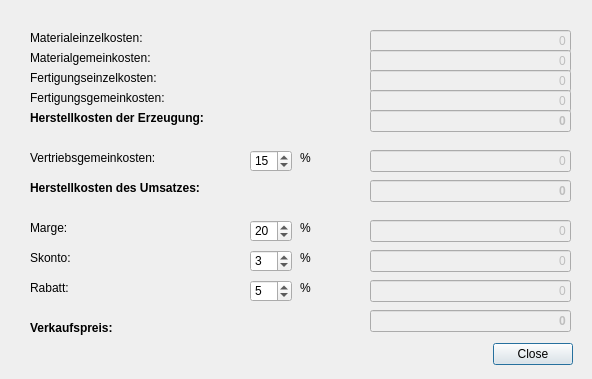
Qt form popups/calculation.ui (TranRed/SK_Koelsch) before a commit.
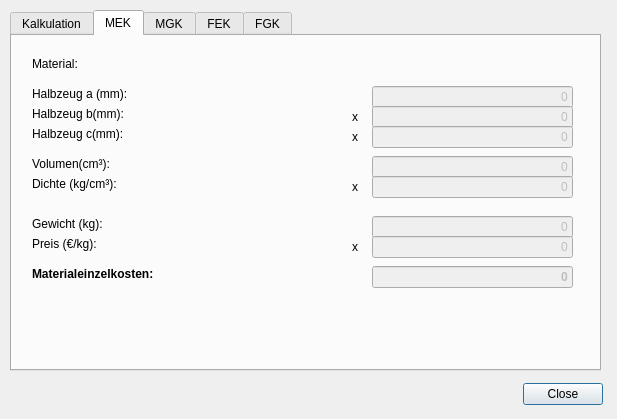
The same form after that commit. The open tabs and pages were chosen to show the change.

Commit message:
Added detailed calculation for material costs and manufacturing overheads
- added detailed tabs to calculation screen
- added calculation for material costs
- added calculation for manufacturing overheads

Diff of the .ui file:
```diff
--- a/popups/calculation.ui
+++ b/popups/calculation.ui
@@ -6,200 +6,66 @@
    <rect>
     <x>0</x>
     <y>0</y>
-    <width>592</width>
-    <height>379</height>
+    <width>617</width>
+    <height>419</height>
    </rect>
   </property>
   <property name="windowTitle">
    <string>Kalkulation</string>
   </property>
-  <widget class="QLabel" name="label_mek">
+  <widget class="QDialogButtonBox" name="buttonBox">
    <property name="geometry">
     <rect>
-     <x>30</x>
-     <y>30</y>
-     <width>211</width>
-     <height>16</height>
+     <x>410</x>
+     <y>380</y>
+     <width>193</width>
+     <height>28</height>
     </rect>
    </property>
-   <property name="text">
-    <string>Materialeinzelkosten:</string>
+   <property name="standardButtons">
+    <set>QDialogButtonBox::Close</set>
    </property>
   </widget>
-  <widget class="QLabel" name="label_mgk">
+  <widget class="QTabWidget" name="tabWidget">
    <property name="geometry">
     <rect>
-     <x>30</x>
+     <x>10</x>
+     <y>10</y>
+     <width>591</width>
+     <height>361</height>
+    </rect>
+   </property>
+   <property name="currentIndex">
+    <number>0</number>
+   </property>
+   <widget class="QWidget" name="tab_calc">
+    <attribute name="title">
+     <string>Kalkulation</string>
+    </attribute>
+    <widget class="QLineEdit" name="lineEdit_fek">
+     <property name="enabled">
+      <bool>false</bool>
+     </property>
+     <property name="geometry">
+      <rect>
+       <x>360</x>
      <y>50</y>
-     <width>211</width>
-     <height>16</height>
-    </rect>
-   </property>
-   <property name="text">
-    <string>Materialgemeinkosten:</string>
-   </property>
-  </widget>
-  <widget class="QLabel" name="label_fek">
-   <property name="geometry">
-    <rect>
-     <x>30</x>
-     <y>70</y>
-     <width>211</width>
-     <height>16</height>
-    </rect>
-   </property>
-   <property name="text">
-    <string>Fertigungseinzelkosten:</string>
-   </property>
-  </widget>
-  <widget class="QLabel" name="label_fgk">
-   <property name="geometry">
-    <rect>
-     <x>30</x>
-     <y>90</y>
-     <width>211</width>
-     <height>16</height>
-    </rect>
-   </property>
-   <property name="text">
-    <string>Fertigungsgemeinkosten:</string>
-   </property>
-  </widget>
-  <widget class="QLabel" name="label_cogm">
-   <property name="geometry">
-    <rect>
-     <x>30</x>
-     <y>110</y>
-     <width>211</width>
-     <height>16</height>
-    </rect>
-   </property>
-   <property name="font">
-    <font>
-     <weight>75</weight>
-     <bold>true</bold>
-     <underline>false</underline>
-    </font>
-   </property>
-   <property name="text">
-    <string>Herstellkosten der Erzeugung:</string>
-   </property>
-  </widget>
-  <widget class="QLabel" name="label_vgk">
-   <property name="geometry">
-    <rect>
-     <x>30</x>
-     <y>150</y>
-     <width>211</width>
-     <height>16</height>
-    </rect>
-   </property>
-   <property name="text">
-    <string>Vertriebsgemeinkosten:</string>
-   </property>
-  </widget>
-  <widget class="QSpinBox" name="spinBox_vgk">
-   <property name="enabled">
-    <bool>true</bool>
-   </property>
-   <property name="geometry">
-    <rect>
-     <x>250</x>
-     <y>150</y>
-     <width>42</width>
+       <width>201</width>
      <height>22</height>
     </rect>
    </property>
-   <property name="maximum">
-    <number>100</number>
-   </property>
-   <property name="value">
-    <number>15</number>
-   </property>
-  </widget>
-  <widget class="QLabel" name="label_vgk_percent">
-   <property name="geometry">
-    <rect>
-     <x>300</x>
-     <y>150</y>
-     <width>21</width>
-     <height>16</height>
-    </rect>
-   </property>
    <property name="text">
-    <string>%</string>
-   </property>
-  </widget>
-  <widget class="QLabel" name="label_cogs">
-   <property name="geometry">
-    <rect>
-     <x>30</x>
-     <y>180</y>
-     <width>211</width>
-     <height>16</height>
-    </rect>
-   </property>
-   <property name="font">
-    <font>
-     <weight>75</weight>
-     <bold>true</bold>
-     <underline>false</underline>
-    </font>
-   </property>
-   <property name="text">
-    <string>Herstellkosten des Umsatzes:</string>
-   </property>
-  </widget>
-  <widget class="QLabel" name="label_rebates">
-   <property name="geometry">
-    <rect>
-     <x>30</x>
-     <y>280</y>
-     <width>211</width>
-     <height>16</height>
-    </rect>
-   </property>
-   <property name="text">
-    <string>Rabatt:</string>
-   </property>
-  </widget>
-  <widget class="QSpinBox" name="spinBox_rebates">
-   <property name="enabled">
-    <bool>true</bool>
-   </property>
-   <property name="geometry">
-    <rect>
-     <x>250</x>
-     <y>280</y>
-     <width>42</width>
-     <height>22</height>
-    </rect>
-   </property>
-   <property name="maximum">
-    <number>100</number>
-   </property>
-   <property name="value">
-    <number>5</number>
-   </property>
-  </widget>
-  <widget class="QLabel" name="label_rebates_percent">
-   <property name="geometry">
-    <rect>
-     <x>300</x>
-     <y>280</y>
-     <width>21</width>
-     <height>16</height>
-    </rect>
-   </property>
-   <property name="text">
-    <string>%</string>
+      <string>0</string>
+     </property>
+     <property name="alignment">
+      <set>Qt::AlignRight|Qt::AlignTrailing|Qt::AlignVCenter</set>
    </property>
   </widget>
   <widget class="QLabel" name="label_skonto">
    <property name="geometry">
     <rect>
-     <x>30</x>
-     <y>250</y>
+       <x>20</x>
+       <y>230</y>
      <width>211</width>
      <height>16</height>
     </rect>
@@ -211,8 +77,8 @@
   <widget class="QLabel" name="label_skonto_percent">
    <property name="geometry">
     <rect>
-     <x>300</x>
-     <y>250</y>
+       <x>290</x>
+       <y>230</y>
      <width>21</width>
      <height>16</height>
     </rect>
@@ -221,30 +87,30 @@
     <string>%</string>
    </property>
   </widget>
-  <widget class="QSpinBox" name="spinBox_skonto">
+    <widget class="QLineEdit" name="lineEdit_vgk">
    <property name="enabled">
-    <bool>true</bool>
+      <bool>false</bool>
    </property>
    <property name="geometry">
     <rect>
-     <x>250</x>
-     <y>250</y>
-     <width>42</width>
+       <x>360</x>
+       <y>130</y>
+       <width>201</width>
      <height>22</height>
     </rect>
    </property>
-   <property name="maximum">
-    <number>100</number>
-   </property>
-   <property name="value">
-    <number>3</number>
+     <property name="text">
+      <string>0</string>
+     </property>
+     <property name="alignment">
+      <set>Qt::AlignRight|Qt::AlignTrailing|Qt::AlignVCenter</set>
    </property>
   </widget>
   <widget class="QLabel" name="label_profit">
    <property name="geometry">
     <rect>
-     <x>30</x>
-     <y>220</y>
+       <x>20</x>
+       <y>200</y>
      <width>211</width>
      <height>16</height>
     </rect>
@@ -256,8 +122,8 @@
   <widget class="QLabel" name="label_profit_percent">
    <property name="geometry">
     <rect>
-     <x>300</x>
-     <y>220</y>
+       <x>290</x>
+       <y>200</y>
      <width>21</width>
      <height>16</height>
     </rect>
@@ -266,30 +132,51 @@
     <string>%</string>
    </property>
   </widget>
-  <widget class="QSpinBox" name="spinBox_profit">
-   <property name="enabled">
-    <bool>true</bool>
-   </property>
+    <widget class="QLabel" name="label_cogm">
+     <property name="geometry">
+      <rect>
+       <x>20</x>
+       <y>90</y>
+       <width>211</width>
+       <height>16</height>
+      </rect>
+     </property>
+     <property name="font">
+      <font>
+       <weight>75</weight>
+       <bold>true</bold>
+       <underline>false</underline>
+      </font>
+     </property>
+     <property name="text">
+      <string>Herstellkosten der Erzeugung:</string>
+     </property>
+    </widget>
+    <widget class="QLabel" name="label_cogs">
    <property name="geometry">
     <rect>
-     <x>250</x>
-     <y>220</y>
-     <width>42</width>
-     <height>22</height>
-    </rect>
-   </property>
-   <property name="maximum">
-    <number>100</number>
-   </property>
-   <property name="value">
-    <number>20</number>
+       <x>20</x>
+       <y>160</y>
+       <width>211</width>
+       <height>16</height>
+      </rect>
+     </property>
+     <property name="font">
+      <font>
+       <weight>75</weight>
+       <bold>true</bold>
+       <underline>false</underline>
+      </font>
+     </property>
+     <property name="text">
+      <string>Herstellkosten des Umsatzes:</string>
    </property>
   </widget>
   <widget class="QLabel" name="label_price">
    <property name="geometry">
     <rect>
-     <x>30</x>
-     <y>320</y>
+       <x>20</x>
+       <y>300</y>
      <width>211</width>
      <height>16</height>
     </rect>
@@ -305,90 +192,14 @@
     <string>Verkaufspreis:</string>
    </property>
   </widget>
-  <widget class="QLineEdit" name="lineEdit_mek">
-   <property name="enabled">
-    <bool>false</bool>
-   </property>
-   <property name="geometry">
-    <rect>
-     <x>370</x>
-     <y>30</y>
-     <width>201</width>
-     <height>22</height>
-    </rect>
-   </property>
-   <property name="text">
-    <string>0</string>
-   </property>
-   <property name="alignment">
-    <set>Qt::AlignRight|Qt::AlignTrailing|Qt::AlignVCenter</set>
-   </property>
-  </widget>
-  <widget class="QLineEdit" name="lineEdit_mgk">
-   <property name="enabled">
-    <bool>false</bool>
-   </property>
-   <property name="geometry">
-    <rect>
-     <x>370</x>
-     <y>50</y>
-     <width>201</width>
-     <height>22</height>
-    </rect>
-   </property>
-   <property name="text">
-    <string>0</string>
-   </property>
-   <property name="alignment">
-    <set>Qt::AlignRight|Qt::AlignTrailing|Qt::AlignVCenter</set>
-   </property>
-  </widget>
-  <widget class="QLineEdit" name="lineEdit_fek">
-   <property name="enabled">
-    <bool>false</bool>
-   </property>
-   <property name="geometry">
-    <rect>
-     <x>370</x>
-     <y>70</y>
-     <width>201</width>
-     <height>22</height>
-    </rect>
-   </property>
-   <property name="text">
-    <string>0</string>
-   </property>
-   <property name="alignment">
-    <set>Qt::AlignRight|Qt::AlignTrailing|Qt::AlignVCenter</set>
-   </property>
-  </widget>
-  <widget class="QLineEdit" name="lineEdit_fgk">
-   <property name="enabled">
-    <bool>false</bool>
-   </property>
-   <property name="geometry">
-    <rect>
-     <x>370</x>
-     <y>90</y>
-     <width>201</width>
-     <height>22</height>
-    </rect>
-   </property>
-   <property name="text">
-    <string>0</string>
-   </property>
-   <property name="alignment">
-    <set>Qt::AlignRight|Qt::AlignTrailing|Qt::AlignVCenter</set>
-   </property>
-  </widget>
   <widget class="QLineEdit" name="lineEdit_cogm">
    <property name="enabled">
     <bool>false</bool>
    </property>
    <property name="geometry">
     <rect>
-     <x>370</x>
-     <y>110</y>
+       <x>360</x>
+       <y>90</y>
      <width>201</width>
      <height>22</height>
     </rect>
@@ -406,18 +217,50 @@
     <set>Qt::AlignRight|Qt::AlignTrailing|Qt::AlignVCenter</set>
    </property>
   </widget>
-  <widget class="QLineEdit" name="lineEdit_vgk">
+    <widget class="QLabel" name="label_vgk_percent">
+     <property name="geometry">
+      <rect>
+       <x>290</x>
+       <y>130</y>
+       <width>21</width>
+       <height>16</height>
+      </rect>
+     </property>
+     <property name="text">
+      <string>%</string>
+     </property>
+    </widget>
+    <widget class="QLabel" name="label_rebates_percent">
+     <property name="geometry">
+      <rect>
+       <x>290</x>
+       <y>260</y>
+       <width>21</width>
+       <height>16</height>
+      </rect>
+     </property>
+     <property name="text">
+      <string>%</string>
+     </property>
+    </widget>
+    <widget class="QLineEdit" name="lineEdit_price">
    <property name="enabled">
     <bool>false</bool>
    </property>
    <property name="geometry">
     <rect>
-     <x>370</x>
-     <y>150</y>
+       <x>360</x>
+       <y>290</y>
      <width>201</width>
      <height>22</height>
     </rect>
    </property>
+     <property name="font">
+      <font>
+       <weight>75</weight>
+       <bold>true</bold>
+      </font>
+     </property>
    <property name="text">
     <string>0</string>
    </property>
@@ -425,14 +268,33 @@
     <set>Qt::AlignRight|Qt::AlignTrailing|Qt::AlignVCenter</set>
    </property>
   </widget>
+    <widget class="QSpinBox" name="spinBox_vgk">
+     <property name="enabled">
+      <bool>true</bool>
+     </property>
+     <property name="geometry">
+      <rect>
+       <x>240</x>
+       <y>130</y>
+       <width>42</width>
+       <height>22</height>
+      </rect>
+     </property>
+     <property name="maximum">
+      <number>100</number>
+     </property>
+     <property name="value">
+      <number>15</number>
+     </property>
+    </widget>
   <widget class="QLineEdit" name="lineEdit_cogs">
    <property name="enabled">
     <bool>false</bool>
    </property>
    <property name="geometry">
     <rect>
-     <x>370</x>
-     <y>180</y>
+       <x>360</x>
+       <y>160</y>
      <width>201</width>
      <height>22</height>
     </rect>
@@ -456,8 +318,129 @@
    </property>
    <property name="geometry">
     <rect>
-     <x>370</x>
-     <y>280</y>
+       <x>360</x>
+       <y>260</y>
+       <width>201</width>
+       <height>22</height>
+      </rect>
+     </property>
+     <property name="text">
+      <string>0</string>
+     </property>
+     <property name="alignment">
+      <set>Qt::AlignRight|Qt::AlignTrailing|Qt::AlignVCenter</set>
+     </property>
+    </widget>
+    <widget class="QSpinBox" name="spinBox_skonto">
+     <property name="enabled">
+      <bool>true</bool>
+     </property>
+     <property name="geometry">
+      <rect>
+       <x>240</x>
+       <y>230</y>
+       <width>42</width>
+       <height>22</height>
+      </rect>
+     </property>
+     <property name="maximum">
+      <number>100</number>
+     </property>
+     <property name="value">
+      <number>3</number>
+     </property>
+    </widget>
+    <widget class="QLineEdit" name="lineEdit_mek">
+     <property name="enabled">
+      <bool>false</bool>
+     </property>
+     <property name="geometry">
+      <rect>
+       <x>360</x>
+       <y>10</y>
+       <width>201</width>
+       <height>22</height>
+      </rect>
+     </property>
+     <property name="text">
+      <string>0</string>
+     </property>
+     <property name="alignment">
+      <set>Qt::AlignRight|Qt::AlignTrailing|Qt::AlignVCenter</set>
+     </property>
+    </widget>
+    <widget class="QLabel" name="label_mgk">
+     <property name="geometry">
+      <rect>
+       <x>20</x>
+       <y>30</y>
+       <width>211</width>
+       <height>16</height>
+      </rect>
+     </property>
+     <property name="text">
+      <string>Materialgemeinkosten:</string>
+     </property>
+    </widget>
+    <widget class="QSpinBox" name="spinBox_profit">
+     <property name="enabled">
+      <bool>true</bool>
+     </property>
+     <property name="geometry">
+      <rect>
+       <x>240</x>
+       <y>200</y>
+       <width>42</width>
+       <height>22</height>
+      </rect>
+     </property>
+     <property name="maximum">
+      <number>100</number>
+     </property>
+     <property name="value">
+      <number>20</number>
+     </property>
+    </widget>
+    <widget class="QLineEdit" name="lineEdit_mgk">
+     <property name="enabled">
+      <bool>false</bool>
+     </property>
+     <property name="geometry">
+      <rect>
+       <x>360</x>
+       <y>30</y>
+       <width>201</width>
+       <height>22</height>
+      </rect>
+     </property>
+     <property name="text">
+      <string>0</string>
+     </property>
+     <property name="alignment">
+      <set>Qt::AlignRight|Qt::AlignTrailing|Qt::AlignVCenter</set>
+     </property>
+    </widget>
+    <widget class="QLabel" name="label_vgk">
+     <property name="geometry">
+      <rect>
+       <x>20</x>
+       <y>130</y>
+       <width>211</width>
+       <height>16</height>
+      </rect>
+     </property>
+     <property name="text">
+      <string>Vertriebsgemeinkosten:</string>
+     </property>
+    </widget>
+    <widget class="QLineEdit" name="lineEdit_fgk">
+     <property name="enabled">
+      <bool>false</bool>
+     </property>
+     <property name="geometry">
+      <rect>
+       <x>360</x>
+       <y>70</y>
      <width>201</width>
      <height>22</height>
     </rect>
@@ -475,8 +458,8 @@
    </property>
    <property name="geometry">
     <rect>
-     <x>370</x>
-     <y>250</y>
+       <x>360</x>
+       <y>230</y>
      <width>201</width>
      <height>22</height>
     </rect>
@@ -488,14 +471,72 @@
     <set>Qt::AlignRight|Qt::AlignTrailing|Qt::AlignVCenter</set>
    </property>
   </widget>
+    <widget class="QSpinBox" name="spinBox_rebates">
+     <property name="enabled">
+      <bool>true</bool>
+     </property>
+     <property name="geometry">
+      <rect>
+       <x>240</x>
+       <y>260</y>
+       <width>42</width>
+       <height>22</height>
+      </rect>
+     </property>
+     <property name="maximum">
+      <number>100</number>
+     </property>
+     <property name="value">
+      <number>5</number>
+     </property>
+    </widget>
+    <widget class="QLabel" name="label_fek">
+     <property name="geometry">
+      <rect>
+       <x>20</x>
+       <y>50</y>
+       <width>211</width>
+       <height>16</height>
+      </rect>
+     </property>
+     <property name="text">
+      <string>Fertigungseinzelkosten:</string>
+     </property>
+    </widget>
+    <widget class="QLabel" name="label_mek">
+     <property name="geometry">
+      <rect>
+       <x>20</x>
+       <y>10</y>
+       <width>211</width>
+       <height>16</height>
+      </rect>
+     </property>
+     <property name="text">
+      <string>Materialeinzelkosten:</string>
+     </property>
+    </widget>
+    <widget class="QLabel" name="label_fgk">
+     <property name="geometry">
+      <rect>
+       <x>20</x>
+       <y>70</y>
+       <width>211</width>
+       <height>16</height>
+      </rect>
+     </property>
+     <property name="text">
+      <string>Fertigungsgemeinkosten:</string>
+     </property>
+    </widget>
   <widget class="QLineEdit" name="lineEdit_profit">
    <property name="enabled">
     <bool>false</bool>
    </property>
    <property name="geometry">
     <rect>
-     <x>370</x>
-     <y>220</y>
+       <x>360</x>
+       <y>200</y>
      <width>201</width>
      <height>22</height>
     </rect>
@@ -507,14 +548,77 @@
     <set>Qt::AlignRight|Qt::AlignTrailing|Qt::AlignVCenter</set>
    </property>
   </widget>
-  <widget class="QLineEdit" name="lineEdit_price">
+    <widget class="QLabel" name="label_rebates">
+     <property name="geometry">
+      <rect>
+       <x>20</x>
+       <y>260</y>
+       <width>211</width>
+       <height>16</height>
+      </rect>
+     </property>
+     <property name="text">
+      <string>Rabatt:</string>
+     </property>
+    </widget>
+   </widget>
+   <widget class="QWidget" name="tab_mek">
+    <attribute name="title">
+     <string>MEK</string>
+    </attribute>
+    <widget class="QLabel" name="label_material">
+     <property name="geometry">
+      <rect>
+       <x>20</x>
+       <y>20</y>
+       <width>211</width>
+       <height>16</height>
+      </rect>
+     </property>
+     <property name="text">
+      <string>Material:</string>
+     </property>
+    </widget>
+    <widget class="QLabel" name="label_material_text">
+     <property name="geometry">
+      <rect>
+       <x>360</x>
+       <y>20</y>
+       <width>211</width>
+       <height>16</height>
+      </rect>
+     </property>
+     <property name="text">
+      <string/>
+     </property>
+    </widget>
+    <widget class="QLabel" name="label_mek_detail">
+     <property name="geometry">
+      <rect>
+       <x>20</x>
+       <y>230</y>
+       <width>211</width>
+       <height>16</height>
+      </rect>
+     </property>
+     <property name="font">
+      <font>
+       <weight>75</weight>
+       <bold>true</bold>
+      </font>
+     </property>
+     <property name="text">
+      <string>Materialeinzelkosten:</string>
+     </property>
+    </widget>
+    <widget class="QLineEdit" name="lineEdit_mek_detail">
    <property name="enabled">
     <bool>false</bool>
    </property>
    <property name="geometry">
     <rect>
-     <x>370</x>
-     <y>310</y>
+       <x>360</x>
+       <y>230</y>
      <width>201</width>
      <height>22</height>
     </rect>
@@ -532,18 +636,518 @@
     <set>Qt::AlignRight|Qt::AlignTrailing|Qt::AlignVCenter</set>
    </property>
   </widget>
-  <widget class="QDialogButtonBox" name="buttonBox">
+    <widget class="QLineEdit" name="lineEdit_sfgA">
+     <property name="enabled">
+      <bool>false</bool>
+     </property>
    <property name="geometry">
     <rect>
-     <x>380</x>
-     <y>340</y>
-     <width>193</width>
-     <height>28</height>
-    </rect>
-   </property>
-   <property name="standardButtons">
-    <set>QDialogButtonBox::Close</set>
-   </property>
+       <x>360</x>
+       <y>50</y>
+       <width>201</width>
+       <height>22</height>
+      </rect>
+     </property>
+     <property name="font">
+      <font>
+       <weight>50</weight>
+       <bold>false</bold>
+      </font>
+     </property>
+     <property name="text">
+      <string>0</string>
+     </property>
+     <property name="alignment">
+      <set>Qt::AlignRight|Qt::AlignTrailing|Qt::AlignVCenter</set>
+     </property>
+    </widget>
+    <widget class="QLabel" name="label_sfgA">
+     <property name="geometry">
+      <rect>
+       <x>20</x>
+       <y>50</y>
+       <width>211</width>
+       <height>16</height>
+      </rect>
+     </property>
+     <property name="text">
+      <string>Halbzeug a (mm):</string>
+     </property>
+    </widget>
+    <widget class="QLabel" name="label_sfgB">
+     <property name="geometry">
+      <rect>
+       <x>20</x>
+       <y>70</y>
+       <width>211</width>
+       <height>16</height>
+      </rect>
+     </property>
+     <property name="text">
+      <string>Halbzeug b(mm):</string>
+     </property>
+    </widget>
+    <widget class="QLineEdit" name="lineEdit_sfgB">
+     <property name="enabled">
+      <bool>false</bool>
+     </property>
+     <property name="geometry">
+      <rect>
+       <x>360</x>
+       <y>70</y>
+       <width>201</width>
+       <height>22</height>
+      </rect>
+     </property>
+     <property name="font">
+      <font>
+       <weight>50</weight>
+       <bold>false</bold>
+      </font>
+     </property>
+     <property name="text">
+      <string>0</string>
+     </property>
+     <property name="alignment">
+      <set>Qt::AlignRight|Qt::AlignTrailing|Qt::AlignVCenter</set>
+     </property>
+    </widget>
+    <widget class="QLineEdit" name="lineEdit_sfgC">
+     <property name="enabled">
+      <bool>false</bool>
+     </property>
+     <property name="geometry">
+      <rect>
+       <x>360</x>
+       <y>90</y>
+       <width>201</width>
+       <height>22</height>
+      </rect>
+     </property>
+     <property name="font">
+      <font>
+       <weight>50</weight>
+       <bold>false</bold>
+      </font>
+     </property>
+     <property name="text">
+      <string>0</string>
+     </property>
+     <property name="alignment">
+      <set>Qt::AlignRight|Qt::AlignTrailing|Qt::AlignVCenter</set>
+     </property>
+    </widget>
+    <widget class="QLabel" name="label_sfgC">
+     <property name="geometry">
+      <rect>
+       <x>20</x>
+       <y>90</y>
+       <width>211</width>
+       <height>16</height>
+      </rect>
+     </property>
+     <property name="text">
+      <string>Halbzeug c(mm):</string>
+     </property>
+    </widget>
+    <widget class="QLabel" name="label_volume">
+     <property name="geometry">
+      <rect>
+       <x>20</x>
+       <y>120</y>
+       <width>211</width>
+       <height>16</height>
+      </rect>
+     </property>
+     <property name="text">
+      <string>Volumen(cm³):</string>
+     </property>
+    </widget>
+    <widget class="QLineEdit" name="lineEdit_volume">
+     <property name="enabled">
+      <bool>false</bool>
+     </property>
+     <property name="geometry">
+      <rect>
+       <x>360</x>
+       <y>120</y>
+       <width>201</width>
+       <height>22</height>
+      </rect>
+     </property>
+     <property name="font">
+      <font>
+       <weight>50</weight>
+       <bold>false</bold>
+      </font>
+     </property>
+     <property name="text">
+      <string>0</string>
+     </property>
+     <property name="alignment">
+      <set>Qt::AlignRight|Qt::AlignTrailing|Qt::AlignVCenter</set>
+     </property>
+    </widget>
+    <widget class="QLabel" name="label_density">
+     <property name="geometry">
+      <rect>
+       <x>20</x>
+       <y>140</y>
+       <width>211</width>
+       <height>16</height>
+      </rect>
+     </property>
+     <property name="text">
+      <string>Dichte (kg/cm³):</string>
+     </property>
+    </widget>
+    <widget class="QLineEdit" name="lineEdit_density">
+     <property name="enabled">
+      <bool>false</bool>
+     </property>
+     <property name="geometry">
+      <rect>
+       <x>360</x>
+       <y>140</y>
+       <width>201</width>
+       <height>22</height>
+      </rect>
+     </property>
+     <property name="font">
+      <font>
+       <weight>50</weight>
+       <bold>false</bold>
+      </font>
+     </property>
+     <property name="text">
+      <string>0</string>
+     </property>
+     <property name="alignment">
+      <set>Qt::AlignRight|Qt::AlignTrailing|Qt::AlignVCenter</set>
+     </property>
+    </widget>
+    <widget class="QLineEdit" name="lineEdit_weight">
+     <property name="enabled">
+      <bool>false</bool>
+     </property>
+     <property name="geometry">
+      <rect>
+       <x>360</x>
+       <y>180</y>
+       <width>201</width>
+       <height>22</height>
+      </rect>
+     </property>
+     <property name="font">
+      <font>
+       <weight>50</weight>
+       <bold>false</bold>
+      </font>
+     </property>
+     <property name="text">
+      <string>0</string>
+     </property>
+     <property name="alignment">
+      <set>Qt::AlignRight|Qt::AlignTrailing|Qt::AlignVCenter</set>
+     </property>
+    </widget>
+    <widget class="QLabel" name="label_weight">
+     <property name="geometry">
+      <rect>
+       <x>20</x>
+       <y>180</y>
+       <width>211</width>
+       <height>16</height>
+      </rect>
+     </property>
+     <property name="text">
+      <string>Gewicht (kg):</string>
+     </property>
+    </widget>
+    <widget class="QLineEdit" name="lineEdit_materialPrice">
+     <property name="enabled">
+      <bool>false</bool>
+     </property>
+     <property name="geometry">
+      <rect>
+       <x>360</x>
+       <y>200</y>
+       <width>201</width>
+       <height>22</height>
+      </rect>
+     </property>
+     <property name="font">
+      <font>
+       <weight>50</weight>
+       <bold>false</bold>
+      </font>
+     </property>
+     <property name="text">
+      <string>0</string>
+     </property>
+     <property name="alignment">
+      <set>Qt::AlignRight|Qt::AlignTrailing|Qt::AlignVCenter</set>
+     </property>
+    </widget>
+    <widget class="QLabel" name="label_materialPrice">
+     <property name="geometry">
+      <rect>
+       <x>20</x>
+       <y>200</y>
+       <width>211</width>
+       <height>16</height>
+      </rect>
+     </property>
+     <property name="text">
+      <string>Preis (€/kg):</string>
+     </property>
+    </widget>
+    <widget class="QLabel" name="label_times_2">
+     <property name="geometry">
+      <rect>
+       <x>340</x>
+       <y>70</y>
+       <width>16</width>
+       <height>21</height>
+      </rect>
+     </property>
+     <property name="font">
+      <font>
+       <weight>50</weight>
+       <bold>false</bold>
+      </font>
+     </property>
+     <property name="text">
+      <string>x</string>
+     </property>
+    </widget>
+    <widget class="QLabel" name="label_times_3">
+     <property name="geometry">
+      <rect>
+       <x>340</x>
+       <y>90</y>
+       <width>16</width>
+       <height>21</height>
+      </rect>
+     </property>
+     <property name="font">
+      <font>
+       <weight>50</weight>
+       <bold>false</bold>
+      </font>
+     </property>
+     <property name="text">
+      <string>x</string>
+     </property>
+    </widget>
+    <widget class="QLabel" name="label_times_4">
+     <property name="geometry">
+      <rect>
+       <x>340</x>
+       <y>140</y>
+       <width>16</width>
+       <height>21</height>
+      </rect>
+     </property>
+     <property name="font">
+      <font>
+       <weight>50</weight>
+       <bold>false</bold>
+      </font>
+     </property>
+     <property name="text">
+      <string>x</string>
+     </property>
+    </widget>
+    <widget class="QLabel" name="label_times_5">
+     <property name="geometry">
+      <rect>
+       <x>340</x>
+       <y>200</y>
+       <width>16</width>
+       <height>21</height>
+      </rect>
+     </property>
+     <property name="font">
+      <font>
+       <weight>50</weight>
+       <bold>false</bold>
+      </font>
+     </property>
+     <property name="text">
+      <string>x</string>
+     </property>
+    </widget>
+   </widget>
+   <widget class="QWidget" name="tab_mgk">
+    <attribute name="title">
+     <string>MGK</string>
+    </attribute>
+   </widget>
+   <widget class="QWidget" name="tab_fek">
+    <attribute name="title">
+     <string>FEK</string>
+    </attribute>
+   </widget>
+   <widget class="QWidget" name="tab_fgk">
+    <attribute name="title">
+     <string>FGK</string>
+    </attribute>
+    <widget class="QLineEdit" name="lineEdit_fgk_detail">
+     <property name="enabled">
+      <bool>false</bool>
+     </property>
+     <property name="geometry">
+      <rect>
+       <x>360</x>
+       <y>110</y>
+       <width>201</width>
+       <height>22</height>
+      </rect>
+     </property>
+     <property name="font">
+      <font>
+       <pointsize>8</pointsize>
+       <weight>75</weight>
+       <bold>true</bold>
+      </font>
+     </property>
+     <property name="text">
+      <string>0</string>
+     </property>
+     <property name="alignment">
+      <set>Qt::AlignRight|Qt::AlignTrailing|Qt::AlignVCenter</set>
+     </property>
+    </widget>
+    <widget class="QLabel" name="label_fgk_detail">
+     <property name="geometry">
+      <rect>
+       <x>20</x>
+       <y>110</y>
+       <width>211</width>
+       <height>16</height>
+      </rect>
+     </property>
+     <property name="font">
+      <font>
+       <weight>75</weight>
+       <bold>true</bold>
+      </font>
+     </property>
+     <property name="text">
+      <string>Fertigungsgemeinkosten:</string>
+     </property>
+    </widget>
+    <widget class="QLineEdit" name="lineEdit_mss">
+     <property name="enabled">
+      <bool>false</bool>
+     </property>
+     <property name="geometry">
+      <rect>
+       <x>360</x>
+       <y>70</y>
+       <width>201</width>
+       <height>22</height>
+      </rect>
+     </property>
+     <property name="text">
+      <string>0</string>
+     </property>
+     <property name="alignment">
+      <set>Qt::AlignRight|Qt::AlignTrailing|Qt::AlignVCenter</set>
+     </property>
+    </widget>
+    <widget class="QLabel" name="label_mss">
+     <property name="geometry">
+      <rect>
+       <x>20</x>
+       <y>70</y>
+       <width>211</width>
+       <height>16</height>
+      </rect>
+     </property>
+     <property name="text">
+      <string>Maschinenstundensatz:</string>
+     </property>
+    </widget>
+    <widget class="QLineEdit" name="lineEdit_ruestzeit">
+     <property name="enabled">
+      <bool>false</bool>
+     </property>
+     <property name="geometry">
+      <rect>
+       <x>360</x>
+       <y>50</y>
+       <width>201</width>
+       <height>22</height>
+      </rect>
+     </property>
+     <property name="text">
+      <string>0</string>
+     </property>
+     <property name="alignment">
+      <set>Qt::AlignRight|Qt::AlignTrailing|Qt::AlignVCenter</set>
+     </property>
+    </widget>
+    <widget class="QLabel" name="label_ruestzeit">
+     <property name="geometry">
+      <rect>
+       <x>20</x>
+       <y>50</y>
+       <width>211</width>
+       <height>16</height>
+      </rect>
+     </property>
+     <property name="text">
+      <string>Rüstzeit (Stunden):</string>
+     </property>
+    </widget>
+    <widget class="QLabel" name="label_machine">
+     <property name="geometry">
+      <rect>
+       <x>20</x>
+       <y>20</y>
+       <width>211</width>
+       <height>16</height>
+      </rect>
+     </property>
+     <property name="text">
+      <string>Machine:</string>
+     </property>
+    </widget>
+    <widget class="QLabel" name="label_machine_text">
+     <property name="geometry">
+      <rect>
+       <x>360</x>
+       <y>20</y>
+       <width>211</width>
+       <height>16</height>
+      </rect>
+     </property>
+     <property name="text">
+      <string/>
+     </property>
+    </widget>
+    <widget class="QLabel" name="label_times">
+     <property name="geometry">
+      <rect>
+       <x>340</x>
+       <y>70</y>
+       <width>16</width>
+       <height>21</height>
+      </rect>
+     </property>
+     <property name="font">
+      <font>
+       <weight>50</weight>
+       <bold>false</bold>
+      </font>
+     </property>
+     <property name="text">
+      <string>x</string>
+     </property>
+    </widget>
+   </widget>
   </widget>
  </widget>
  <resources/>
```
Lines whose indentation alone changed are shown as unchanged. The commit also changes 2 other files.
